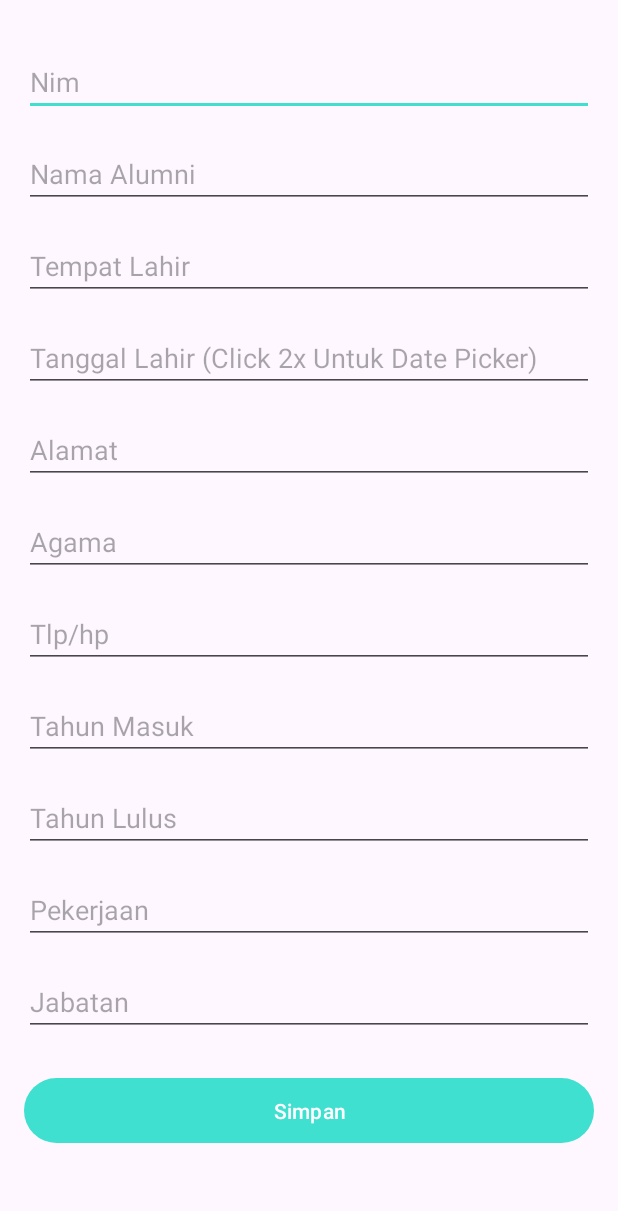
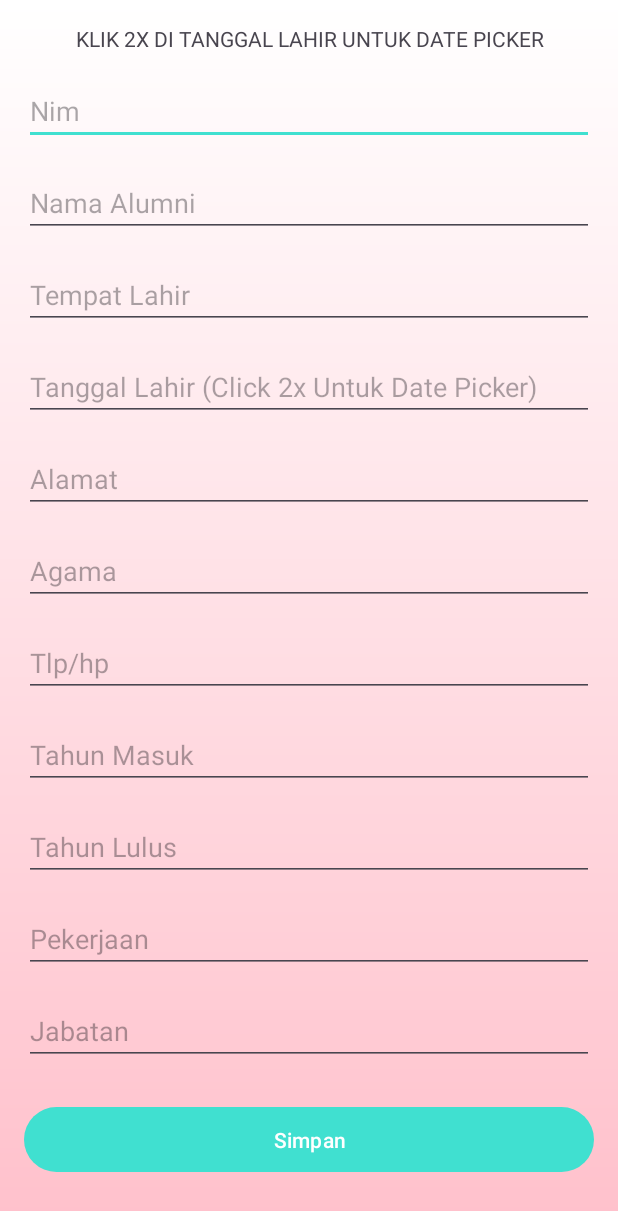
Before and after one commit to RioBithub/AlumniDevsApp, an Android app: the TambahDataActivity screen opened directly, with no data from a screen before it, on a phone screen of 412 x 824 dp. Shown: the top 1211 px of the screen. Run offline under Robolectric (Android 15) with nearby library versions, the phone set to English and light mode, and no system bars; 1 statement that could not run was skipped.

Commit message:
UPDATE GRADIENT

```diff
--- a/app/build.gradle.kts
+++ b/app/build.gradle.kts
@@ -11,8 +11,8 @@ android {
         applicationId = "pnj.uts.ti.deva_alvyn_budinugraha"
         minSdk = 27
         targetSdk = 34
-        versionCode = 3
-        versionName = "syifa1x"
+        versionCode = 4
+        versionName = "devasyifaX2"
 
         testInstrumentationRunner = "androidx.test.runner.AndroidJUnitRunner"
     }
--- /dev/null
+++ b/app/src/main/res/drawable/gradient_background.xml
@@ -0,0 +1,12 @@
+<?xml version="1.0" encoding="utf-8"?>
+<layer-list xmlns:android="http://schemas.android.com/apk/res/android">
+    <item>
+        <shape>
+            <gradient
+                android:angle="90"
+                android:startColor="#FFC0CB"
+                android:endColor="#FFFFFF"
+                android:type="linear" />
+        </shape>
+    </item>
+</layer-list>
--- a/app/src/main/res/layout/activity_dashboard.xml
+++ b/app/src/main/res/layout/activity_dashboard.xml
@@ -1,7 +1,7 @@
 <RelativeLayout xmlns:android="http://schemas.android.com/apk/res/android"
     xmlns:tools="http://schemas.android.com/tools"
     xmlns:app="http://schemas.android.com/apk/res-auto"
-    android:background="#7FFFD4"
+    android:background="@drawable/gradient_background"
     android:layout_width="match_parent"
     android:layout_height="match_parent"
     tools:context=".Dashboard">
--- a/app/src/main/res/layout/activity_data_alumni.xml
+++ b/app/src/main/res/layout/activity_data_alumni.xml
@@ -2,6 +2,7 @@
 <LinearLayout xmlns:android="http://schemas.android.com/apk/res/android"
     android:layout_width="match_parent"
     android:layout_height="match_parent"
+    android:background="@drawable/gradient_background"
     android:orientation="vertical"
     android:padding="16dp">
 
--- a/app/src/main/res/layout/activity_detail_berita.xml
+++ b/app/src/main/res/layout/activity_detail_berita.xml
@@ -2,6 +2,7 @@
     android:layout_width="match_parent"
     android:layout_height="match_parent"
     android:orientation="vertical"
+    android:background="@drawable/gradient_background"
     android:padding="16dp">
 
     <ImageView
--- a/app/src/main/res/layout/activity_main.xml
+++ b/app/src/main/res/layout/activity_main.xml
@@ -3,7 +3,7 @@
     xmlns:tools="http://schemas.android.com/tools"
     android:layout_width="match_parent"
     android:layout_height="match_parent"
-
+    android:background="@drawable/gradient_background"
     android:fillViewport="true"
     tools:context=".MainActivity">
 
@@ -64,5 +64,6 @@
             android:background="@color/primary"
             android:textColor="@android:color/white" />
 
+
     </LinearLayout>
 </ScrollView>
--- a/app/src/main/res/layout/activity_splash_screen.xml
+++ b/app/src/main/res/layout/activity_splash_screen.xml
@@ -5,7 +5,7 @@
     xmlns:tools="http://schemas.android.com/tools"
     android:layout_width="match_parent"
     android:layout_height="match_parent"
-    android:background="#FFC0CB"
+    android:background="@drawable/gradient_background"
     tools:context=".SplashScreen">
 
     <ImageView
--- a/app/src/main/res/layout/activity_tambah_data.xml
+++ b/app/src/main/res/layout/activity_tambah_data.xml
@@ -1,6 +1,7 @@
 <?xml version="1.0" encoding="utf-8"?>
 <ScrollView xmlns:android="http://schemas.android.com/apk/res/android"
     android:layout_width="match_parent"
+    android:background="@drawable/gradient_background"
     android:layout_height="match_parent"
     android:padding="16dp">
 
@@ -8,7 +9,11 @@
         android:layout_width="match_parent"
         android:layout_height="wrap_content"
         android:orientation="vertical">
-
+        <TextView
+            android:layout_width="match_parent"
+            android:layout_height="wrap_content"
+            android:gravity="center"
+            android:text="KLIK 2X DI TANGGAL LAHIR UNTUK DATE PICKER"></TextView>
         <EditText
             android:id="@+id/nim"
             android:layout_width="match_parent"
--- a/app/src/main/res/layout/fragment_berita.xml
+++ b/app/src/main/res/layout/fragment_berita.xml
@@ -1,7 +1,7 @@
 <?xml version="1.0" encoding="utf-8"?>
 <LinearLayout xmlns:android="http://schemas.android.com/apk/res/android"
     android:layout_width="match_parent"
-    android:background="#7FFFD4"
+    android:background="@drawable/pinky"
     android:layout_height="match_parent"
     android:orientation="vertical"
     android:padding="16dp">
--- a/app/src/main/res/layout/fragment_profile.xml
+++ b/app/src/main/res/layout/fragment_profile.xml
@@ -1,7 +1,7 @@
 <?xml version="1.0" encoding="utf-8"?>
 <LinearLayout xmlns:android="http://schemas.android.com/apk/res/android"
     android:layout_width="match_parent"
-    android:background="#7FFFD4"
+    android:background="@drawable/pinky"
     android:layout_height="match_parent"
     android:orientation="vertical"
     android:padding="16dp">
```
Also changed, not shown: app/src/main/java/com/devalvv/alumnidevsapp/DetailAlumniActivity.kt (+20 -0 lines), app/src/main/res/drawable/pinky.xml (added, +12 -0 lines), app/src/main/res/layout/activity_detail_alumni.xml (+7 -2 lines), app/src/main/res/layout/fragment_home.xml (+7 -1 lines), 3 other files.
